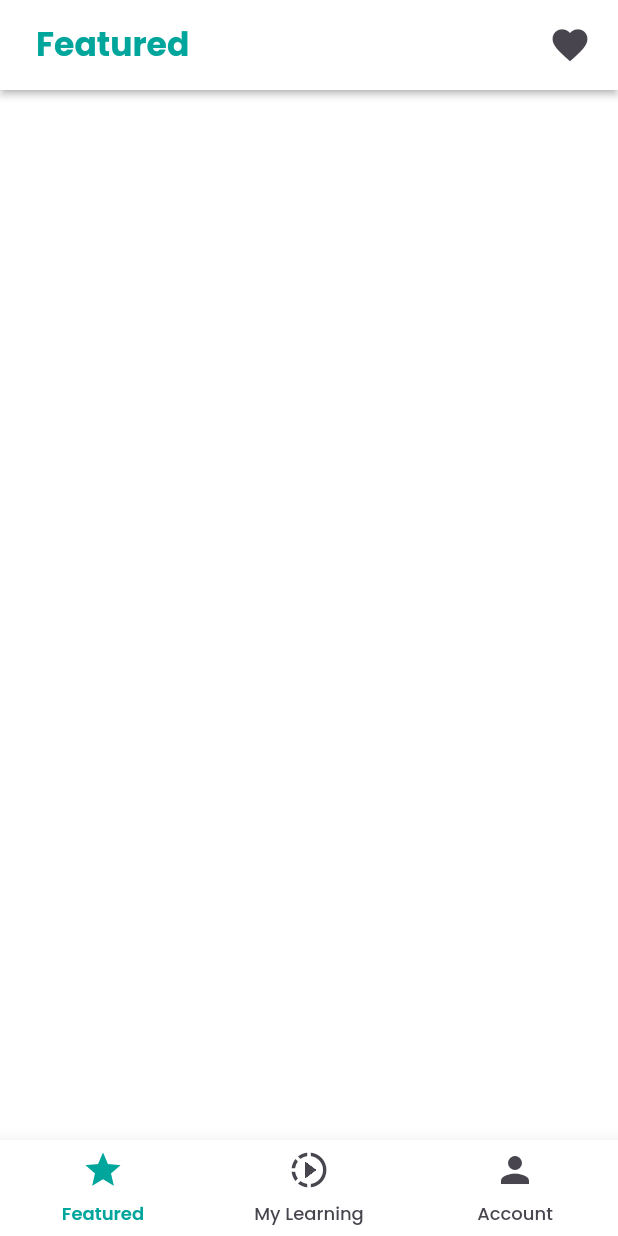
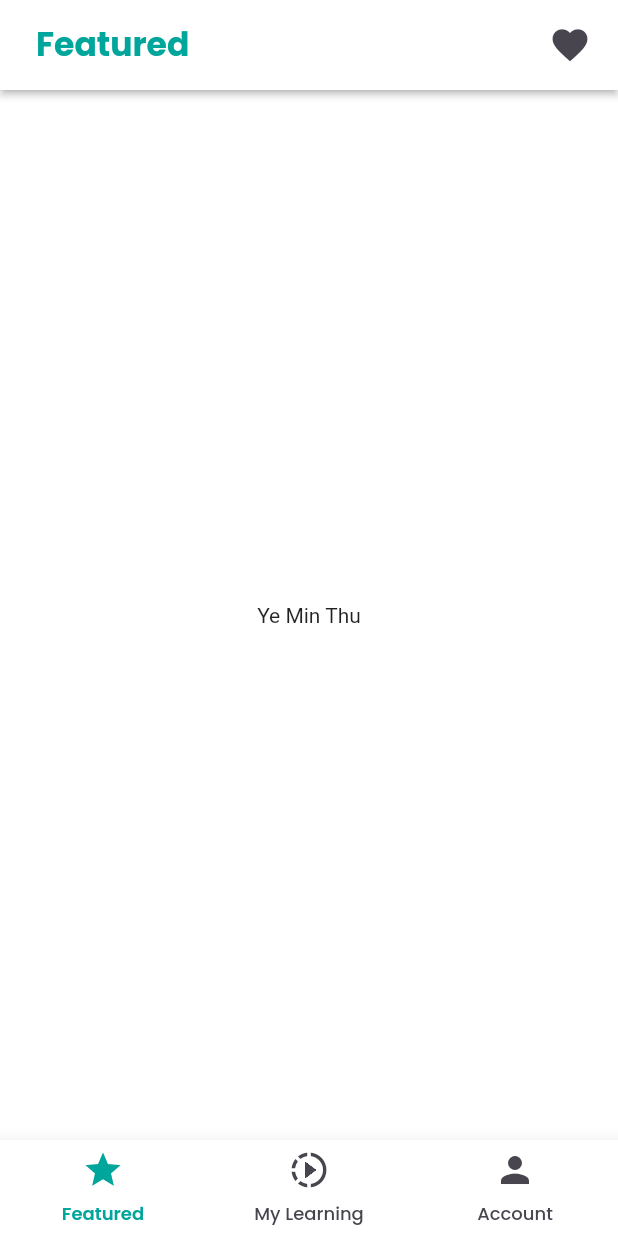
Before and after one commit to PyaeSoneHan246810/lae_lar_mel_flutter, a Flutter app: the screen it shows after launch, on a phone screen of 412 x 824 dp. Run offline on Flutter 3.47's test engine with Material 2 defaults, Android fonts, the phone set to English and light mode, and no system bars.

Commit message:
4/10/2023 1:29am

```diff
--- a/lib/app/pages/featured_page.dart
+++ b/lib/app/pages/featured_page.dart
@@ -41,6 +41,9 @@ class _FeaturedPageState extends State<FeaturedPage> {
         ],
       ),
       backgroundColor: AppColor.pureWhiteColor,
+      body: const Center(
+        child: Text('Ye Min Thu'),
+      ),
     );
   }
 }
```
